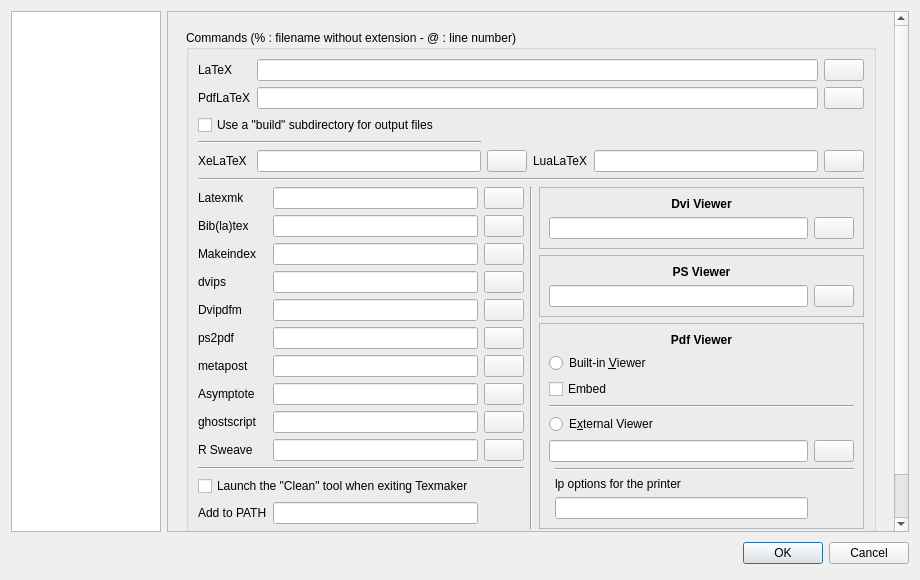
Qt form configdialog.ui (SwiftLaTeX/SwiftLaTeX) before a commit.
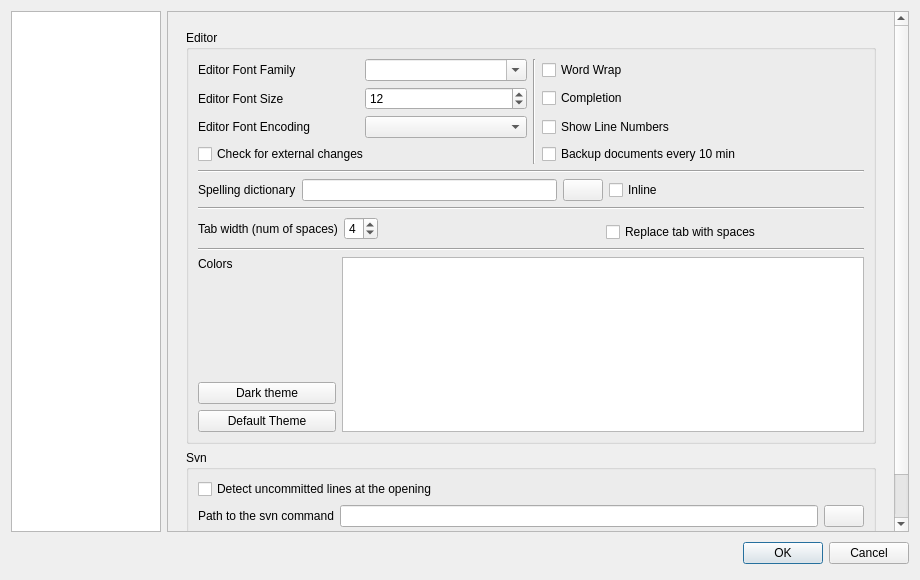
The same form after that commit. Icons and pictures are not drawn.

Commit message: clean up texdoc and userquick

The edit to the form file:
```diff
--- a/configdialog.ui
+++ b/configdialog.ui
@@ -110,998 +110,8 @@
          <property name="currentIndex">
           <number>0</number>
          </property>
-         <widget class="QWidget" name="pt">
-          <layout class="QGridLayout" name="gridLayout_17">
-           <item row="0" column="0">
-            <widget class="QGroupBox" name="groupBox">
-             <property name="sizePolicy">
-              <sizepolicy hsizetype="Expanding" vsizetype="Expanding">
-               <horstretch>0</horstretch>
-               <verstretch>0</verstretch>
-              </sizepolicy>
-             </property>
-             <property name="title">
-              <string>Commands (% : filename without extension - @ : line number)</string>
-             </property>
-             <layout class="QGridLayout" name="gridLayout_16">
-              <item row="3" column="2">
-               <widget class="QFrame" name="frame_2">
-                <property name="sizePolicy">
-                 <sizepolicy hsizetype="MinimumExpanding" vsizetype="Preferred">
-                  <horstretch>0</horstretch>
-                  <verstretch>0</verstretch>
-                 </sizepolicy>
-                </property>
-                <property name="frameShape">
-                 <enum>QFrame::StyledPanel</enum>
-                </property>
-                <property name="frameShadow">
-                 <enum>QFrame::Raised</enum>
-                </property>
-                <layout class="QGridLayout" name="gridLayout_5">
-                 <item row="0" column="0">
-                  <layout class="QGridLayout" name="gridLayout_12">
-                   <item row="0" column="0" colspan="2">
-                    <widget class="QLabel" name="labelPsview">
-                     <property name="font">
-                      <font>
-                       <weight>75</weight>
-                       <bold>true</bold>
-                      </font>
-                     </property>
-                     <property name="text">
-                      <string>PS Viewer</string>
-                     </property>
-                     <property name="alignment">
-                      <set>Qt::AlignCenter</set>
-                     </property>
-                    </widget>
-                   </item>
-                   <item row="1" column="0">
-                    <widget class="QLineEdit" name="lineEditPsviewer">
-                     <property name="sizePolicy">
-                      <sizepolicy hsizetype="MinimumExpanding" vsizetype="Fixed">
-                       <horstretch>0</horstretch>
-                       <verstretch>0</verstretch>
-                      </sizepolicy>
-                     </property>
-                    </widget>
-                   </item>
-                   <item row="1" column="1">
-                    <widget class="QPushButton" name="pushButtonPsviewer">
-                     <property name="text">
-                      <string/>
-                     </property>
-                     <property name="icon">
-                      <iconset resource="texmaker.qrc">
-                       <normaloff>:/images/fileopen16.png</normaloff>:/images/fileopen16.png</iconset>
-                     </property>
-                     <property name="iconSize">
-                      <size>
-                       <width>16</width>
-                       <height>16</height>
-                      </size>
-                     </property>
-                    </widget>
-                   </item>
-                  </layout>
-                 </item>
-                </layout>
-               </widget>
-              </item>
-              <item row="4" column="2">
-               <widget class="QFrame" name="frame_3">
-                <property name="sizePolicy">
-                 <sizepolicy hsizetype="MinimumExpanding" vsizetype="MinimumExpanding">
-                  <horstretch>0</horstretch>
-                  <verstretch>0</verstretch>
-                 </sizepolicy>
-                </property>
-                <property name="frameShape">
-                 <enum>QFrame::StyledPanel</enum>
-                </property>
-                <property name="frameShadow">
-                 <enum>QFrame::Raised</enum>
-                </property>
-                <layout class="QGridLayout" name="gridLayout_15">
-                 <item row="0" column="0">
-                  <layout class="QGridLayout" name="gridLayout_2">
-                   <item row="0" column="0" colspan="3">
-                    <widget class="QLabel" name="labelPdfview">
-                     <property name="font">
-                      <font>
-                       <weight>75</weight>
-                       <bold>true</bold>
-                      </font>
-                     </property>
-                     <property name="text">
-                      <string>Pdf Viewer</string>
-                     </property>
-                     <property name="alignment">
-                      <set>Qt::AlignCenter</set>
-                     </property>
-                    </widget>
-                   </item>
-                   <item row="1" column="0" colspan="2">
-                    <widget class="QRadioButton" name="radioButtonInternalPdfViewer">
-                     <property name="sizePolicy">
-                      <sizepolicy hsizetype="MinimumExpanding" vsizetype="Fixed">
-                       <horstretch>0</horstretch>
-                       <verstretch>0</verstretch>
-                      </sizepolicy>
-                     </property>
-                     <property name="text">
-                      <string>Built-in &amp;Viewer</string>
-                     </property>
-                    </widget>
-                   </item>
-                   <item row="3" column="0" colspan="3">
-                    <widget class="Line" name="line_12">
-                     <property name="orientation">
-                      <enum>Qt::Horizontal</enum>
-                     </property>
-                    </widget>
-                   </item>
-                   <item row="4" column="0" colspan="2">
-                    <widget class="QRadioButton" name="radioButtonExternalPdfViewer">
-                     <property name="sizePolicy">
-                      <sizepolicy hsizetype="MinimumExpanding" vsizetype="Fixed">
-                       <horstretch>0</horstretch>
-                       <verstretch>0</verstretch>
-                      </sizepolicy>
-                     </property>
-                     <property name="text">
-                      <string>E&amp;xternal Viewer</string>
-                     </property>
-                    </widget>
-                   </item>
-                   <item row="5" column="0" colspan="2">
-                    <widget class="QLineEdit" name="lineEditPdfviewer">
-                     <property name="sizePolicy">
-                      <sizepolicy hsizetype="MinimumExpanding" vsizetype="Fixed">
-                       <horstretch>0</horstretch>
-                       <verstretch>0</verstretch>
-                      </sizepolicy>
-                     </property>
-                     <property name="minimumSize">
-                      <size>
-                       <width>0</width>
-                       <height>0</height>
-                      </size>
-                     </property>
-                    </widget>
-                   </item>
-                   <item row="5" column="2">
-                    <widget class="QPushButton" name="pushButtonPdfviewer">
-                     <property name="text">
-                      <string/>
-                     </property>
-                     <property name="icon">
-                      <iconset resource="texmaker.qrc">
-                       <normaloff>:/images/fileopen16.png</normaloff>:/images/fileopen16.png</iconset>
-                     </property>
-                     <property name="iconSize">
-                      <size>
-                       <width>16</width>
-                       <height>16</height>
-                      </size>
-                     </property>
-                    </widget>
-                   </item>
-                   <item row="8" column="1">
-                    <widget class="QLabel" name="label_7">
-                     <property name="text">
-                      <string>lp options for the printer</string>
-                     </property>
-                    </widget>
-                   </item>
-                   <item row="9" column="1">
-                    <widget class="QLineEdit" name="lineEditPrinter">
-                     <property name="sizePolicy">
-                      <sizepolicy hsizetype="MinimumExpanding" vsizetype="Fixed">
-                       <horstretch>0</horstretch>
-                       <verstretch>0</verstretch>
-                      </sizepolicy>
-                     </property>
-                     <property name="minimumSize">
-                      <size>
-                       <width>0</width>
-                       <height>0</height>
-                      </size>
-                     </property>
-                    </widget>
-                   </item>
-                   <item row="6" column="1" colspan="2">
-                    <widget class="Line" name="line_14">
-                     <property name="orientation">
-                      <enum>Qt::Horizontal</enum>
-                     </property>
-                    </widget>
-                   </item>
-                   <item row="2" column="0" colspan="2">
-                    <widget class="QCheckBox" name="checkBoxInternalPdfViewEmbed">
-                     <property name="text">
-                      <string>Embed</string>
-                     </property>
-                    </widget>
-                   </item>
-                  </layout>
-                 </item>
-                </layout>
-               </widget>
-              </item>
-              <item row="0" column="0" colspan="3">
-               <layout class="QGridLayout" name="gridLayout_13">
-                <item row="4" column="4">
-                 <widget class="QLineEdit" name="lineEditLualatex"/>
-                </item>
-                <item row="0" column="0">
-                 <widget class="QLabel" name="labelLatex">
-                  <property name="text">
-                   <string>LaTeX</string>
-                  </property>
-                 </widget>
-                </item>
-                <item row="4" column="0">
-                 <widget class="QLabel" name="label_5">
-                  <property name="text">
-                   <string>XeLaTeX</string>
-                  </property>
-                 </widget>
-                </item>
-                <item row="1" column="0">
-                 <widget class="QLabel" name="labelPdflatex">
-                  <property name="text">
-                   <string>PdfLaTeX</string>
-                  </property>
-                 </widget>
-                </item>
-                <item row="4" column="1">
-                 <widget class="QLineEdit" name="lineEditXelatex"/>
-                </item>
-                <item row="3" column="0" colspan="2">
-                 <widget class="Line" name="line_11">
-                  <property name="orientation">
-                   <enum>Qt::Horizontal</enum>
-                  </property>
-                 </widget>
-                </item>
-                <item row="4" column="2">
-                 <widget class="QPushButton" name="pushButtonXelatex">
-                  <property name="text">
-                   <string/>
-                  </property>
-                  <property name="icon">
-                   <iconset resource="texmaker.qrc">
-                    <normaloff>:/images/fileopen16.png</normaloff>:/images/fileopen16.png</iconset>
-                  </property>
-                 </widget>
-                </item>
-                <item row="4" column="3">
-                 <widget class="QLabel" name="label_8">
-                  <property name="text">
-                   <string>LuaLaTeX</string>
-                  </property>
-                 </widget>
-                </item>
-                <item row="4" column="5">
-                 <widget class="QPushButton" name="pushButtonLualatex">
-                  <property name="text">
-                   <string/>
-                  </property>
-                  <property name="icon">
-                   <iconset resource="texmaker.qrc">
-                    <normaloff>:/images/fileopen16.png</normaloff>:/images/fileopen16.png</iconset>
-                  </property>
-                 </widget>
-                </item>
-                <item row="1" column="5">
-                 <widget class="QPushButton" name="pushButtonPdflatex">
-                  <property name="text">
-                   <string/>
-                  </property>
-                  <property name="icon">
-                   <iconset resource="texmaker.qrc">
-                    <normaloff>:/images/fileopen16.png</normaloff>:/images/fileopen16.png</iconset>
-                  </property>
-                  <property name="iconSize">
-                   <size>
-                    <width>16</width>
-                    <height>16</height>
-                   </size>
-                  </property>
-                 </widget>
-                </item>
-                <item row="0" column="5">
-                 <widget class="QPushButton" name="pushButtonLatex">
-                  <property name="text">
-                   <string/>
-                  </property>
-                  <property name="icon">
-                   <iconset resource="texmaker.qrc">
-                    <normaloff>:/images/fileopen16.png</normaloff>:/images/fileopen16.png</iconset>
-                  </property>
-                  <property name="iconSize">
-                   <size>
-                    <width>16</width>
-                    <height>16</height>
-                   </size>
-                  </property>
-                 </widget>
-                </item>
-                <item row="1" column="1" colspan="4">
-                 <widget class="QLineEdit" name="lineEditPdflatex"/>
-                </item>
-                <item row="0" column="1" colspan="4">
-                 <widget class="QLineEdit" name="lineEditLatex"/>
-                </item>
-                <item row="2" column="0" colspan="5">
-                 <widget class="QCheckBox" name="checkBoxTempBuild">
-                  <property name="sizePolicy">
-                   <sizepolicy hsizetype="MinimumExpanding" vsizetype="Fixed">
-                    <horstretch>0</horstretch>
-                    <verstretch>0</verstretch>
-                   </sizepolicy>
-                  </property>
-                  <property name="toolTip">
-                   <string>&lt;html&gt;&lt;head/&gt;&lt;body&gt;&lt;p&gt;The &amp;quot;--output-directory=build&amp;quot; option will be automatically added to the (pdf)latex command while the compilation.&lt;/p&gt;&lt;p&gt;For the others commands like dvips, ps2pdf, bibtex,... you will have to manually replaced &amp;quot;%&amp;quot; by &amp;quot;build/%&amp;quot; .&lt;/p&gt;&lt;/body&gt;&lt;/html&gt;</string>
-                  </property>
-                  <property name="text">
-                   <string>Use a &quot;build&quot; subdirectory for output files</string>
-                  </property>
-                 </widget>
-                </item>
-               </layout>
-              </item>
-              <item row="1" column="0" colspan="3">
-               <widget class="Line" name="line_4">
-                <property name="orientation">
-                 <enum>Qt::Horizontal</enum>
-                </property>
-               </widget>
-              </item>
-              <item row="2" column="0" rowspan="3">
-               <layout class="QGridLayout" name="gridLayout_14">
-                <property name="sizeConstraint">
-                 <enum>QLayout::SetDefaultConstraint</enum>
-                </property>
-                <item row="7" column="0">
-                 <widget class="QLabel" name="labelAsymptote">
-                  <property name="text">
-                   <string>Asymptote</string>
-                  </property>
-                 </widget>
-                </item>
-                <item row="8" column="0">
-                 <widget class="QLabel" name="labelGhostscript">
-                  <property name="text">
-                   <string>ghostscript</string>
-                  </property>
-                 </widget>
-                </item>
-                <item row="12" column="0">
-                 <widget class="QLabel" name="label_4">
-                  <property name="text">
-                   <string>Add to PATH</string>
-                  </property>
-                 </widget>
-                </item>
-                <item row="5" column="2">
-                 <widget class="QPushButton" name="pushButtonPs2pdf">
-                  <property name="text">
-                   <string/>
-                  </property>
-                  <property name="icon">
-                   <iconset resource="texmaker.qrc">
-                    <normaloff>:/images/fileopen16.png</normaloff>:/images/fileopen16.png</iconset>
-                  </property>
-                  <property name="iconSize">
-                   <size>
-                    <width>16</width>
-                    <height>16</height>
-                   </size>
-                  </property>
-                 </widget>
-                </item>
-                <item row="6" column="0">
-                 <widget class="QLabel" name="labelMetapost">
-                  <property name="text">
-                   <string>metapost</string>
-                  </property>
-                 </widget>
-                </item>
-                <item row="8" column="1">
-                 <widget class="QLineEdit" name="lineEditGhostscript"/>
-                </item>
-                <item row="0" column="0">
-                 <widget class="QLabel" name="labelLatexmk">
-                  <property name="text">
-                   <string>Latexmk</string>
-                  </property>
-                 </widget>
-                </item>
-                <item row="0" column="1">
-                 <widget class="QLineEdit" name="lineEditLatexmk">
-                  <property name="minimumSize">
-                   <size>
-                    <width>0</width>
-                    <height>0</height>
-                   </size>
-                  </property>
-                 </widget>
-                </item>
-                <item row="0" column="2">
-                 <widget class="QPushButton" name="pushButtonLatexmk">
-                  <property name="text">
-                   <string/>
-                  </property>
-                  <property name="icon">
-                   <iconset resource="texmaker.qrc">
-                    <normaloff>:/images/fileopen16.png</normaloff>:/images/fileopen16.png</iconset>
-                  </property>
-                  <property name="iconSize">
-                   <size>
-                    <width>16</width>
-                    <height>16</height>
-                   </size>
-                  </property>
-                 </widget>
-                </item>
-                <item row="9" column="1">
-                 <widget class="QLineEdit" name="lineEditSweave"/>
-                </item>
-                <item row="1" column="0">
-                 <widget class="QLabel" name="labelBibtex">
-                  <property name="text">
-                   <string>Bib(la)tex</string>
-                  </property>
-                 </widget>
-                </item>
-                <item row="1" column="1">
-                 <widget class="QLineEdit" name="lineEditBibtex"/>
-                </item>
-                <item row="2" column="0">
-                 <widget class="QLabel" name="labelMakeindex">
-                  <property name="text">
-                   <string>Makeindex</string>
-                  </property>
-                 </widget>
-                </item>
-                <item row="2" column="1">
-                 <widget class="QLineEdit" name="lineEditMakeindex"/>
-                </item>
-                <item row="3" column="0">
-                 <widget class="QLabel" name="labelDvips">
-                  <property name="text">
-                   <string>dvips</string>
-                  </property>
-                 </widget>
-                </item>
-                <item row="4" column="0">
-                 <widget class="QLabel" name="labelDvipdfm">
-                  <property name="text">
-                   <string>Dvipdfm</string>
-                  </property>
-                 </widget>
-                </item>
-                <item row="3" column="1">
-                 <widget class="QLineEdit" name="lineEditDvips"/>
-                </item>
-                <item row="4" column="1">
-                 <widget class="QLineEdit" name="lineEditDvipdfm"/>
-                </item>
-                <item row="5" column="1">
-                 <widget class="QLineEdit" name="lineEditPs2pdf"/>
-                </item>
-                <item row="5" column="0">
-                 <widget class="QLabel" name="labelPs2pdf">
-                  <property name="text">
-                   <string>ps2pdf</string>
-                  </property>
-                 </widget>
-                </item>
-                <item row="4" column="2">
-                 <widget class="QPushButton" name="pushButtonDvipdfm">
-                  <property name="text">
-                   <string/>
-                  </property>
-                  <property name="icon">
-                   <iconset resource="texmaker.qrc">
-                    <normaloff>:/images/fileopen16.png</normaloff>:/images/fileopen16.png</iconset>
-                  </property>
-                  <property name="iconSize">
-                   <size>
-                    <width>16</width>
-                    <height>16</height>
-                   </size>
-                  </property>
-                 </widget>
-                </item>
-                <item row="6" column="1">
-                 <widget class="QLineEdit" name="lineEditMetapost"/>
-                </item>
-                <item row="7" column="1">
-                 <widget class="QLineEdit" name="lineEditAsymptote"/>
-                </item>
-                <item row="6" column="2">
-                 <widget class="QPushButton" name="pushButtonMetapost">
-                  <property name="text">
-                   <string/>
-                  </property>
-                  <property name="icon">
-                   <iconset resource="texmaker.qrc">
-                    <normaloff>:/images/fileopen16.png</normaloff>:/images/fileopen16.png</iconset>
-                  </property>
-                  <property name="iconSize">
-                   <size>
-                    <width>16</width>
-                    <height>16</height>
-                   </size>
-                  </property>
-                 </widget>
-                </item>
-                <item row="9" column="0">
-                 <widget class="QLabel" name="labelSweave">
-                  <property name="text">
-                   <string>R Sweave</string>
-                  </property>
-                 </widget>
-                </item>
-                <item row="7" column="2">
-                 <widget class="QPushButton" name="pushButtonAsymptote">
-                  <property name="text">
-                   <string/>
-                  </property>
-                  <property name="icon">
-                   <iconset resource="texmaker.qrc">
-                    <normaloff>:/images/fileopen16.png</normaloff>:/images/fileopen16.png</iconset>
-                  </property>
-                  <property name="iconSize">
-                   <size>
-                    <width>16</width>
-                    <height>16</height>
-                   </size>
-                  </property>
-                 </widget>
-                </item>
-                <item row="8" column="2">
-                 <widget class="QPushButton" name="pushButtonGhostscript">
-                  <property name="text">
-                   <string/>
-                  </property>
-                  <property name="icon">
-                   <iconset resource="texmaker.qrc">
-                    <normaloff>:/images/fileopen16.png</normaloff>:/images/fileopen16.png</iconset>
-                  </property>
-                  <property name="iconSize">
-                   <size>
-                    <width>16</width>
-                    <height>16</height>
-                   </size>
-                  </property>
-                 </widget>
-                </item>
-                <item row="9" column="2">
-                 <widget class="QPushButton" name="pushButtonSweave">
-                  <property name="text">
-                   <string/>
-                  </property>
-                  <property name="icon">
-                   <iconset resource="texmaker.qrc">
-                    <normaloff>:/images/fileopen16.png</normaloff>:/images/fileopen16.png</iconset>
-                  </property>
-                 </widget>
-                </item>
-                <item row="2" column="2">
-                 <widget class="QPushButton" name="pushButtonMakeindex">
-                  <property name="text">
-                   <string/>
-                  </property>
-                  <property name="icon">
-                   <iconset resource="texmaker.qrc">
-                    <normaloff>:/images/fileopen16.png</normaloff>:/images/fileopen16.png</iconset>
-                  </property>
-                  <property name="iconSize">
-                   <size>
-                    <width>16</width>
-                    <height>16</height>
-                   </size>
-                  </property>
-                 </widget>
-                </item>
-                <item row="12" column="1">
-                 <widget class="QLineEdit" name="lineEditPath"/>
-                </item>
-                <item row="1" column="2">
-                 <widget class="QPushButton" name="pushButtonBibtex">
-                  <property name="text">
-                   <string/>
-                  </property>
-                  <property name="icon">
-                   <iconset resource="texmaker.qrc">
-                    <normaloff>:/images/fileopen16.png</normaloff>:/images/fileopen16.png</iconset>
-                  </property>
-                  <property name="iconSize">
-                   <size>
-                    <width>16</width>
-                    <height>16</height>
-                   </size>
-                  </property>
-                 </widget>
-                </item>
-                <item row="3" column="2">
-                 <widget class="QPushButton" name="pushButtonDvips">
-                  <property name="text">
-                   <string/>
-                  </property>
-                  <property name="icon">
-                   <iconset resource="texmaker.qrc">
-                    <normaloff>:/images/fileopen16.png</normaloff>:/images/fileopen16.png</iconset>
-                  </property>
-                  <property name="iconSize">
-                   <size>
-                    <width>16</width>
-                    <height>16</height>
-                   </size>
-                  </property>
-                 </widget>
-                </item>
-                <item row="10" column="0" colspan="3">
-                 <widget class="Line" name="line_8">
-                  <property name="orientation">
-                   <enum>Qt::Horizontal</enum>
-                  </property>
-                 </widget>
-                </item>
-                <item row="11" column="0" colspan="3">
-                 <widget class="QCheckBox" name="checkBoxClean">
-                  <property name="text">
-                   <string>Launch the &quot;Clean&quot; tool when exiting Texmaker</string>
-                  </property>
-                 </widget>
-                </item>
-               </layout>
-              </item>
-              <item row="2" column="1" rowspan="3">
-               <widget class="Line" name="line_7">
-                <property name="orientation">
-                 <enum>Qt::Vertical</enum>
-                </property>
-               </widget>
-              </item>
-              <item row="2" column="2">
-               <widget class="QFrame" name="frame">
-                <property name="sizePolicy">
-                 <sizepolicy hsizetype="MinimumExpanding" vsizetype="Preferred">
-                  <horstretch>0</horstretch>
-                  <verstretch>0</verstretch>
-                 </sizepolicy>
-                </property>
-                <property name="frameShape">
-                 <enum>QFrame::StyledPanel</enum>
-                </property>
-                <property name="frameShadow">
-                 <enum>QFrame::Raised</enum>
-                </property>
-                <layout class="QGridLayout" name="gridLayout_4">
-                 <item row="0" column="0">
-                  <layout class="QGridLayout" name="gridLayout_11">
-                   <item row="0" column="0" colspan="2">
-                    <widget class="QLabel" name="labelDviview">
-                     <property name="font">
-                      <font>
-                       <weight>75</weight>
-                       <bold>true</bold>
-                      </font>
-                     </property>
-                     <property name="text">
-                      <string>Dvi Viewer</string>
-                     </property>
-                     <property name="alignment">
-                      <set>Qt::AlignCenter</set>
-                     </property>
-                    </widget>
-                   </item>
-                   <item row="1" column="0">
-                    <widget class="QLineEdit" name="lineEditDviviewer">
-                     <property name="sizePolicy">
-                      <sizepolicy hsizetype="MinimumExpanding" vsizetype="Fixed">
-                       <horstretch>0</horstretch>
-                       <verstretch>0</verstretch>
-                      </sizepolicy>
-                     </property>
-                    </widget>
-                   </item>
-                   <item row="1" column="1">
-                    <widget class="QPushButton" name="pushButtonDviviewer">
-                     <property name="text">
-                      <string/>
-                     </property>
-                     <property name="icon">
-                      <iconset resource="texmaker.qrc">
-                       <normaloff>:/images/fileopen16.png</normaloff>:/images/fileopen16.png</iconset>
-                     </property>
-                     <property name="iconSize">
-                      <size>
-                       <width>16</width>
-                       <height>16</height>
-                      </size>
-                     </property>
-                    </widget>
-                   </item>
-                  </layout>
-                 </item>
-                </layout>
-               </widget>
-              </item>
-              <item row="6" column="0" colspan="3">
-               <spacer name="verticalSpacer_2">
-                <property name="orientation">
-                 <enum>Qt::Vertical</enum>
-                </property>
-                <property name="sizeHint" stdset="0">
-                 <size>
-                  <width>20</width>
-                  <height>40</height>
-                 </size>
-                </property>
-               </spacer>
-              </item>
-             </layout>
-            </widget>
-           </item>
-          </layout>
-         </widget>
-         <widget class="QWidget" name="pq">
-          <layout class="QGridLayout" name="gridLayout_3">
-           <item row="0" column="0">
-            <widget class="QGroupBox" name="groupBox_2">
-             <property name="sizePolicy">
-              <sizepolicy hsizetype="Expanding" vsizetype="Expanding">
-               <horstretch>0</horstretch>
-               <verstretch>0</verstretch>
-              </sizepolicy>
-             </property>
-             <property name="minimumSize">
-              <size>
-               <width>570</width>
-               <height>0</height>
-              </size>
-             </property>
-             <property name="title">
-              <string>Quick Build Command</string>
-             </property>
-             <layout class="QGridLayout" name="gridLayout_19">
-              <item row="0" column="0">
-               <layout class="QGridLayout" name="gridLayout_18">
-                <item row="0" column="0">
-                 <widget class="QRadioButton" name="radioButton3">
-                  <property name="text">
-                   <string>PdfLaTeX + View PDF</string>
-                  </property>
-                 </widget>
-                </item>
-                <item row="0" column="1" rowspan="9">
-                 <widget class="Line" name="line_15">
-                  <property name="orientation">
-                   <enum>Qt::Vertical</enum>
-                  </property>
-                 </widget>
-                </item>
-                <item row="0" column="2">
-                 <widget class="QRadioButton" name="radioButton1">
-                  <property name="text">
-                   <string>LaTeX + dvips + View PS</string>
-                  </property>
-                 </widget>
-                </item>
-                <item row="1" column="0">
-                 <widget class="QRadioButton" name="radioButton12">
-                  <property name="text">
-                   <string>PdfLaTeX + Bib(la)tex + PdfLaTeX (x2) + View Pdf</string>
-                  </property>
-                 </widget>
-                </item>
-                <item row="1" column="2">
-                 <widget class="QRadioButton" name="radioButton2">
-                  <property name="text">
-                   <string>LaTeX + &amp;View DVI</string>
-                  </property>
-                 </widget>
-                </item>
-                <item row="2" column="0">
-                 <widget class="QRadioButton" name="radioButton5">
-                  <property name="text">
-                   <string>LaTeX + dvips + ps&amp;2pdf + View PDF</string>
-                  </property>
-                 </widget>
-                </item>
-                <item row="2" column="2">
-                 <widget class="QRadioButton" name="radioButton4">
-                  <property name="text">
-                   <string>LaTeX + dvipdfm + View PDF</string>
-                  </property>
-                 </widget>
-                </item>
-                <item row="3" column="0">
-                 <widget class="QRadioButton" name="radioButton13">
-                  <property name="text">
-                   <string>LaTeX + Bib(la)tex + LaTeX (x2) + dvips + ps2pdf + View Pdf</string>
-                  </property>
-                 </widget>
-                </item>
-                <item row="3" column="2">
-                 <widget class="QRadioButton" name="radioButton14">
-                  <property name="text">
-                   <string>Sweave + PdfLaTeX + View Pdf</string>
-                  </property>
-                 </widget>
-                </item>
-                <item row="4" column="0">
-                 <widget class="QRadioButton" name="radioButton7">
-                  <property name="text">
-                   <string>LaTeX + As&amp;ymptote + LaTeX + dvips + View PS</string>
-                  </property>
-                 </widget>
-                </item>
-                <item row="5" column="0">
-                 <widget class="QRadioButton" name="radioButton8">
-                  <property name="text">
-                   <string>PdfLaTeX + Asymptote + PdfLaTeX + View Pdf</string>
-                  </property>
-                 </widget>
-                </item>
-                <item row="6" column="0">
-                 <widget class="QRadioButton" name="radioButton9">
-                  <property name="text">
-                   <string>Latex&amp;Mk + View PDF</string>
-                  </property>
-                 </widget>
-                </item>
-                <item row="7" column="0">
-                 <widget class="QRadioButton" name="radioButton10">
-                  <property name="text">
-                   <string>&amp;XeLaTeX + View PDF</string>
-                  </property>
-                 </widget>
-                </item>
-                <item row="8" column="0">
-                 <widget class="QRadioButton" name="radioButton11">
-                  <property name="text">
-                   <string>LuaLaTeX + View PDF</string>
-                  </property>
-                 </widget>
-                </item>
-               </layout>
-              </item>
-              <item row="1" column="0">
-               <widget class="Line" name="line_9">
-                <property name="orientation">
-                 <enum>Qt::Horizontal</enum>
-                </property>
-               </widget>
-              </item>
-              <item row="2" column="0">
-               <widget class="QRadioButton" name="radioButton6">
-                <property name="text">
-                 <string>User : (% : filename &amp;without extension)</string>
-                </property>
-               </widget>
-              </item>
-              <item row="3" column="0">
-               <layout class="QHBoxLayout" name="horizontalLayout">
-                <item>
-                 <widget class="QLineEdit" name="lineEditUserquick">
-                  <property name="sizePolicy">
-                   <sizepolicy hsizetype="Expanding" vsizetype="Fixed">
-                    <horstretch>0</horstretch>
-                    <verstretch>0</verstretch>
-                   </sizepolicy>
-                  </property>
-                 </widget>
-                </item>
-                <item>
-                 <widget class="QPushButton" name="pushButtonWizard">
-                  <property name="text">
-                   <string>wizard</string>
-                  </property>
-                  <property name="icon">
-                   <iconset resource="texmaker.qrc">
-                    <normaloff>:/images/help.png</normaloff>:/images/help.png</iconset>
-                  </property>
-                 </widget>
-                </item>
-               </layout>
-              </item>
-              <item row="4" column="0">
-               <widget class="QLabel" name="label">
-                <property name="text">
-                 <string>(the commands must be separated by '|')</string>
-                </property>
-               </widget>
-              </item>
-              <item row="5" column="0">
-               <widget class="Line" name="line_10">
-                <property name="orientation">
-                 <enum>Qt::Horizontal</enum>
-                </property>
-               </widget>
-              </item>
-              <item row="6" column="0">
-               <layout class="QHBoxLayout" name="horizontalLayout_3">
-                <item>
-                 <widget class="QLabel" name="label_6">
-                  <property name="text">
-                   <string>For .asy files</string>
-                  </property>
-                 </widget>
-                </item>
-                <item>
-                 <widget class="QLineEdit" name="lineEditAsyQuick"/>
-                </item>
-                <item>
-                 <widget class="QPushButton" name="pushButtonAsyWizard">
-                  <property name="text">
-                   <string>wizard</string>
-                  </property>
-                  <property name="icon">
-                   <iconset resource="texmaker.qrc">
-                    <normaloff>:/images/help.png</normaloff>:/images/help.png</iconset>
-                  </property>
-                 </widget>
-                </item>
-               </layout>
-              </item>
-              <item row="7" column="0">
-               <widget class="Line" name="line_13">
-                <property name="orientation">
-                 <enum>Qt::Horizontal</enum>
-                </property>
-               </widget>
-              </item>
-              <item row="8" column="0">
-               <widget class="QCheckBox" name="checkBoxSingleInstanceViewer">
-                <property name="sizePolicy">
-                 <sizepolicy hsizetype="Fixed" vsizetype="Fixed">
-                  <horstretch>0</horstretch>
-                  <verstretch>0</verstretch>
-                 </sizepolicy>
-                </property>
-                <property name="minimumSize">
-                 <size>
-                  <width>570</width>
-                  <height>0</height>
-                 </size>
-                </property>
-                <property name="baseSize">
-                 <size>
-                  <width>600</width>
-                  <height>0</height>
-                 </size>
-                </property>
-                <property name="text">
-                 <string>Don't launch a new instance of the viewer if the dvi/ps/pdf file is already opened</string>
-                </property>
-               </widget>
-              </item>
-             </layout>
-            </widget>
-           </item>
-           <item row="1" column="0">
-            <spacer>
-             <property name="orientation">
-              <enum>Qt::Vertical</enum>
-             </property>
-             <property name="sizeHint" stdset="0">
-              <size>
-               <width>588</width>
-               <height>201</height>
-              </size>
-             </property>
-            </spacer>
-           </item>
-          </layout>
-         </widget>
+         
+         
          <widget class="QWidget" name="pe">
           <layout class="QGridLayout" name="gridLayout_8">
            <item row="0" column="0">
```
Left out of the diff: 74 changed lines with no effect on the pictures. The commit also changes 12 other files.
